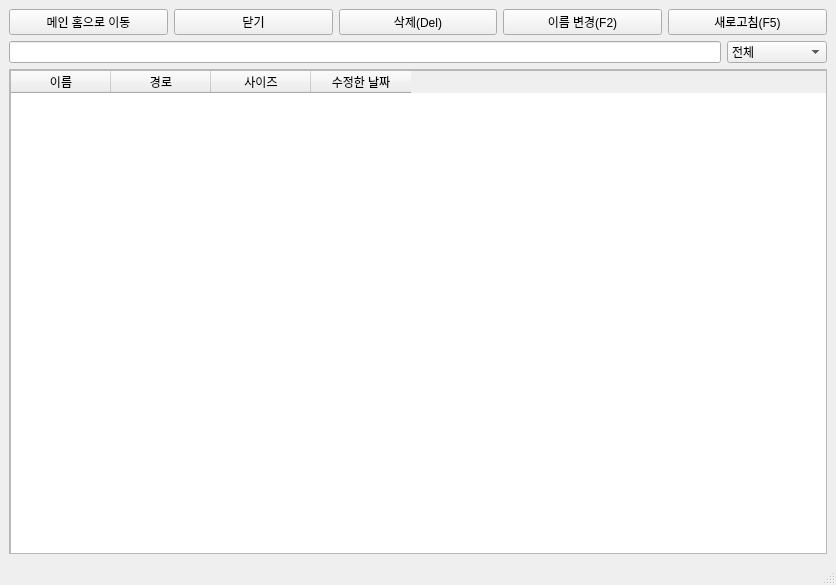
First picture: the form in PyQt/FileExplorer.ui, repository ind2x/PyQt6_FileExplorer, before the edit.
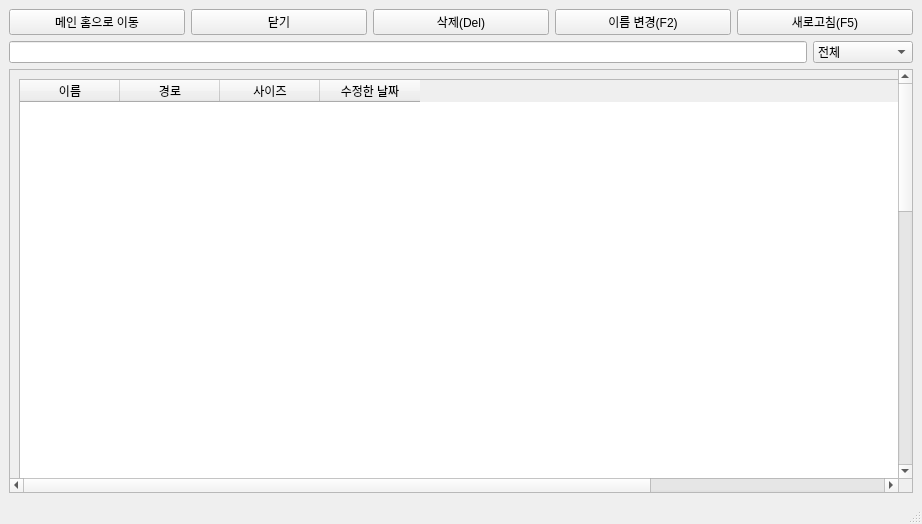
Second picture: the form after the edit.

Diff of the .ui file:
```diff
--- a/PyQt/FileExplorer.ui
+++ b/PyQt/FileExplorer.ui
@@ -6,8 +6,8 @@
    <rect>
     <x>0</x>
     <y>0</y>
-    <width>836</width>
-    <height>585</height>
+    <width>922</width>
+    <height>524</height>
    </rect>
   </property>
   <property name="windowTitle">
@@ -117,22 +117,16 @@
         <rect>
          <x>0</x>
          <y>0</y>
-         <width>816</width>
-         <height>482</height>
+         <width>1218</width>
+         <height>1218</height>
         </rect>
        </property>
+       <layout class="QHBoxLayout" name="horizontalLayout_3">
+        <item>
        <widget class="QTableWidget" name="tableWidget">
         <property name="enabled">
          <bool>true</bool>
         </property>
-        <property name="geometry">
-         <rect>
-          <x>0</x>
-          <y>0</y>
-          <width>1200</width>
-          <height>1200</height>
-         </rect>
-        </property>
         <property name="sizePolicy">
          <sizepolicy hsizetype="Expanding" vsizetype="Expanding">
           <horstretch>0</horstretch>
@@ -175,6 +169,8 @@
          </property>
         </column>
        </widget>
+        </item>
+       </layout>
       </widget>
      </widget>
     </item>
```
Lines whose indentation alone changed are shown as unchanged.
